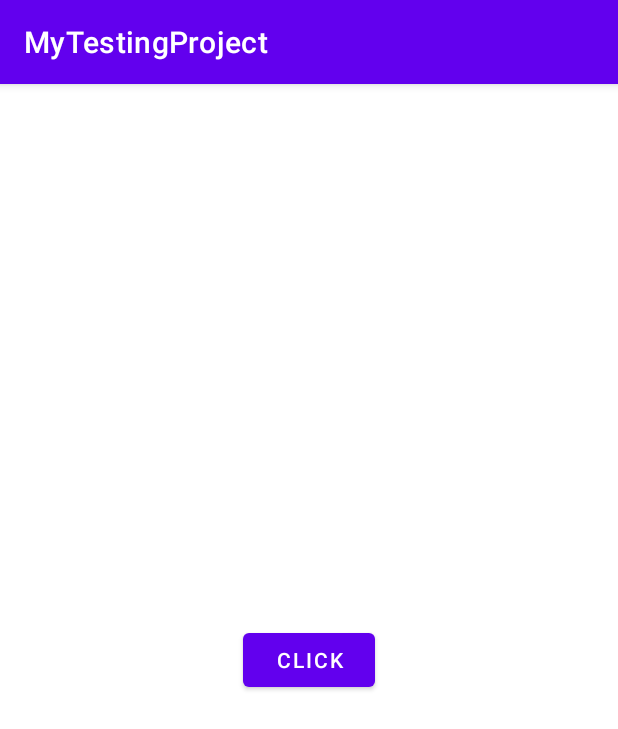
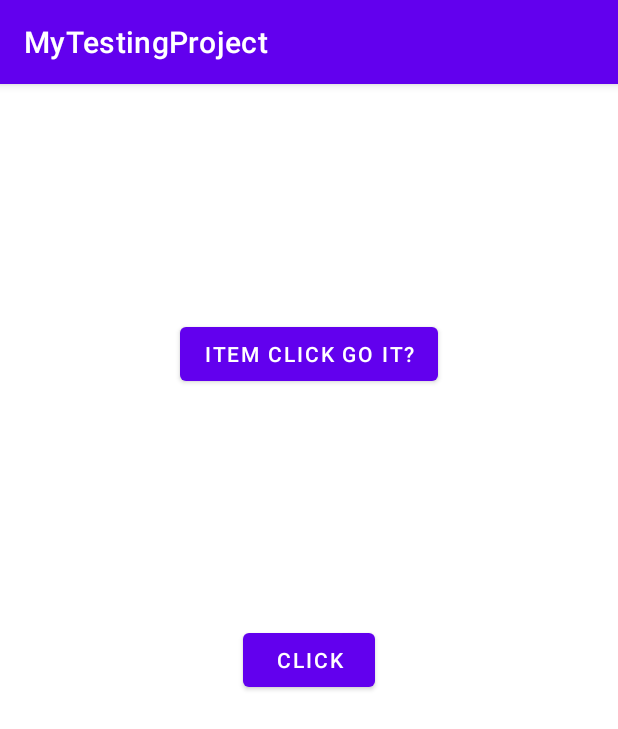
Before and after one commit to Anuj-Rai12/assigment_project, an Android app: the screen it shows after launch (MainActivity), on a phone screen of 412 x 824 dp. Shown: the top 729 px of the screen. Run offline under Robolectric (Android 15) with nearby library versions, the phone set to English and light mode, and no system bars; libraries missing offline, so code that uses them is left out: com.google.mlkit.vision, com.gun0912.tedpermission; 1 statement that could not run was skipped.

Commit message:
Working on item Selection status:Success

```diff
--- a/app/build.gradle
+++ b/app/build.gradle
@@ -40,6 +40,7 @@ dependencies {
     implementation 'androidx.appcompat:appcompat:1.5.1'
     implementation 'com.google.android.material:material:1.6.1'
     implementation 'androidx.constraintlayout:constraintlayout:2.1.4'
+ //   implementation 'com.google.firebase:firebase-ml-vision:24.1.0'
     testImplementation 'junit:junit:4.13.2'
     androidTestImplementation 'androidx.test.ext:junit:1.1.3'
     androidTestImplementation 'androidx.test.espresso:espresso-core:3.4.0'
@@ -55,4 +56,8 @@ dependencies {
     implementation "androidx.camera:camera-lifecycle:${camerax_version}"
     implementation "androidx.camera:camera-view:${camerax_version}"
 
+
+    //Gson
+    implementation 'com.google.code.gson:gson:2.8.9'
+
 }
--- a/app/src/main/java/com/example/mytestingproject/MainActivity.kt
+++ b/app/src/main/java/com/example/mytestingproject/MainActivity.kt
@@ -2,24 +2,96 @@ package com.example.mytestingproject
 
 import android.Manifest
 import android.content.Intent
+import android.graphics.BitmapFactory
 import androidx.appcompat.app.AppCompatActivity
 import android.os.Bundle
 import com.example.mytestingproject.databinding.ActivityMainBinding
+import com.example.mytestingproject.utils.createLog
 import com.example.mytestingproject.utils.msg
+import com.google.mlkit.vision.common.InputImage
+import com.google.mlkit.vision.text.TextRecognition
+import com.google.mlkit.vision.text.latin.TextRecognizerOptions
 import com.gun0912.tedpermission.PermissionListener
 import com.gun0912.tedpermission.normal.TedPermission
+import com.gun0912.tedpermission.provider.TedPermissionProvider.context
 
 class MainActivity : AppCompatActivity() {
+
     private lateinit var binding: ActivityMainBinding
+
+    private val recognizer by lazy {
+        TextRecognition.getClient(TextRecognizerOptions.DEFAULT_OPTIONS)
+    }
+
     override fun onCreate(savedInstanceState: Bundle?) {
         super.onCreate(savedInstanceState)
         binding = ActivityMainBinding.inflate(layoutInflater)
         setContentView(binding.root)
+
+
+
+        binding.btnId2.setOnClickListener {
+            val bitmap = BitmapFactory.decodeResource(context.resources, R.drawable.test_file)
+
+            val input = InputImage.fromBitmap(bitmap, 0)
+            recognizer.process(input).addOnSuccessListener {result->
+                //createLog("IMG_RES", "TEXT => ${GsonUtils.fromJsonToString(it)}")
+                val resultText = result.text
+                createLog("IMG_RES", "TEXT => $resultText")
+                for (block in result.textBlocks) {
+                    val blockText = block.text
+                    val blockCornerPoints = block.cornerPoints
+                    val blockFrame = block.boundingBox
+                    createLog("IMG_RES", "blockText => $blockText")
+                    createLog("IMG_RES", "blockCorner => $blockCornerPoints")
+                    createLog("IMG_RES", "blockFrame => $blockFrame")
+                    for (line in block.lines) {
+                        val lineText = line.text
+                        val lineCornerPoints = line.cornerPoints
+                        val lineFrame = line.boundingBox
+                        createLog("IMG_RES", "LineText => $lineText")
+                        createLog("IMG_RES", "LineCornerPoints => $lineCornerPoints")
+                        createLog("IMG_RES", "LineFrame => $lineFrame")
+                        for (element in line.elements) {
+                            val elementText = element.text
+                            val elementCornerPoints = element.cornerPoints
+                            val elementFrame = element.boundingBox
+                            createLog("IMG_RES", "elementText => $elementText")
+                            createLog("IMG_RES", "elementCornerPoints => $elementCornerPoints")
+                            createLog("IMG_RES", "elementsFrame => $elementFrame")
+                        }
+                    }
+                }
+                /*it.textBlocks.forEach {res->
+                    createLog("IMG_RES","TEXT RES -=> ${res.text}")
+                    res.lines.forEach {line->
+                        createLog("IMG_RES","TEXT RES -=> ${line.text}")
+                        createLog("IMG_RES","CONFIDENCE RES -=> ${line.confidence}")
+                        createLog("IMG_RES","ANGLE RES -=> ${line.angle}")
+                        createLog("IMG_RES","ANGLE RES -=> ${line.elements}")
+                        line.elements.forEach {txtElement->
+                            createLog("IMG_RES","TEXT RES -=> ${txtElement.text}")
+                            createLog("IMG_RES","ANGLE RES -=> ${txtElement.angle}")
+                            createLog("IMG_RES","Symbols RES -=> ${txtElement.symbols}")
+                            createLog("IMG_RES","Confidence RES -=> ${txtElement.confidence}")
+                            txtElement.symbols.forEach { txtSy->
+                            }
+                        }
+                    }
+                }*/
+            }.addOnFailureListener {
+                createLog("IMG_RES", "Error --> $it")
+            }
+        }
+
+
+
+
+
         TedPermission.create()
             .setDeniedMessage("If you reject permission,you can not use this service\n\nPlease turn on permissions at [Setting] > [Permission] > [CAMERA]")
             .setPermissions(Manifest.permission.CAMERA)
-            .setPermissionListener(
-                object : PermissionListener {
+            .setPermissionListener(object : PermissionListener {
                 override fun onPermissionGranted() {
                     msg("Camera Permission Granted")
                 }
@@ -34,5 +106,6 @@ class MainActivity : AppCompatActivity() {
             startActivity(intent)
             finish()
         }
+
     }
 }
--- a/app/src/main/java/com/example/mytestingproject/ScanScreen.kt
+++ b/app/src/main/java/com/example/mytestingproject/ScanScreen.kt
@@ -33,6 +33,9 @@ class ScanScreen : AppCompatActivity() {
         setContentView(binding.root)
         cameraExecutor = Executors.newSingleThreadExecutor()
         startCamera()
+        binding.floatingBtn.setOnClickListener {
+
+        }
     }
 
     private fun startCamera() {
--- a/app/src/main/res/layout/activity_main.xml
+++ b/app/src/main/res/layout/activity_main.xml
@@ -5,6 +5,18 @@
     android:layout_width="match_parent"
     android:layout_height="match_parent"
     tools:context=".MainActivity">
+
+
+    <Button
+        android:id="@+id/btn_id_2"
+        android:layout_width="wrap_content"
+        android:layout_height="wrap_content"
+        android:text="Item Click GO it?"
+        app:layout_constraintBottom_toTopOf="@id/btn_id"
+        app:layout_constraintLeft_toLeftOf="parent"
+        app:layout_constraintRight_toRightOf="parent"
+        app:layout_constraintTop_toTopOf="parent" />
+
 
     <Button
         android:id="@+id/btn_id"
@@ -16,4 +28,6 @@
         app:layout_constraintRight_toRightOf="parent"
         app:layout_constraintTop_toTopOf="parent" />
 
+
+
 </androidx.constraintlayout.widget.ConstraintLayout>
```
Also changed, not shown: app/src/main/java/com/example/mytestingproject/utils/GsonUtils.java (added, +22 -0 lines), app/src/main/res/layout/scan_actviity.xml (+16 -2 lines), app/src/main/res/drawable/test_file.png (added). Lines whose indentation alone changed are shown as unchanged.
